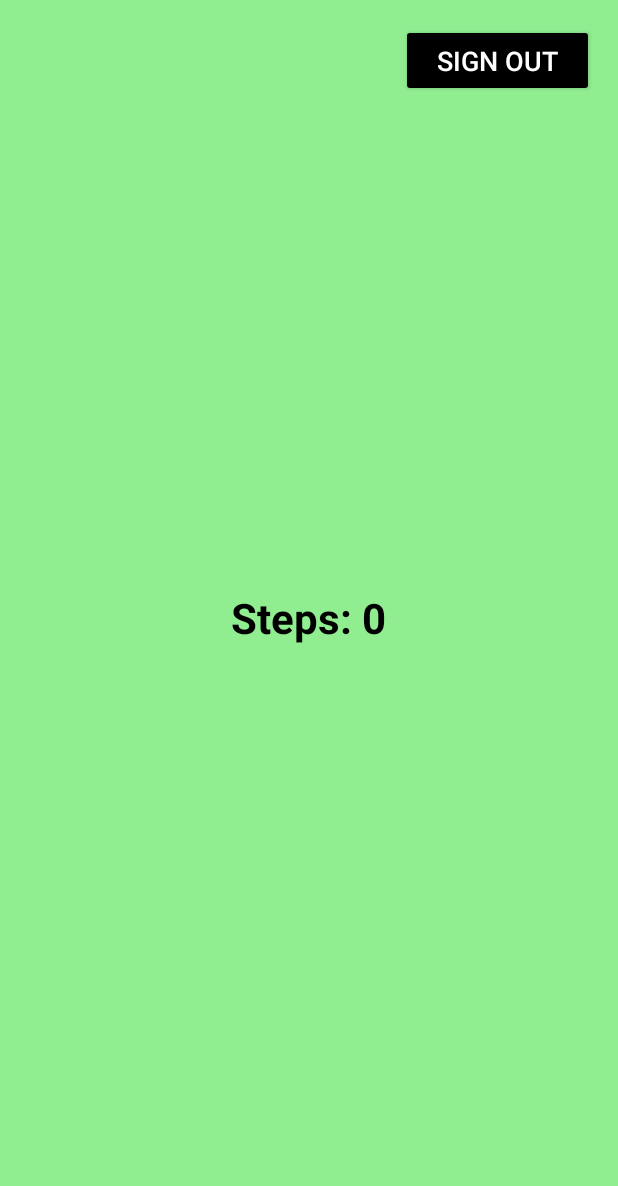
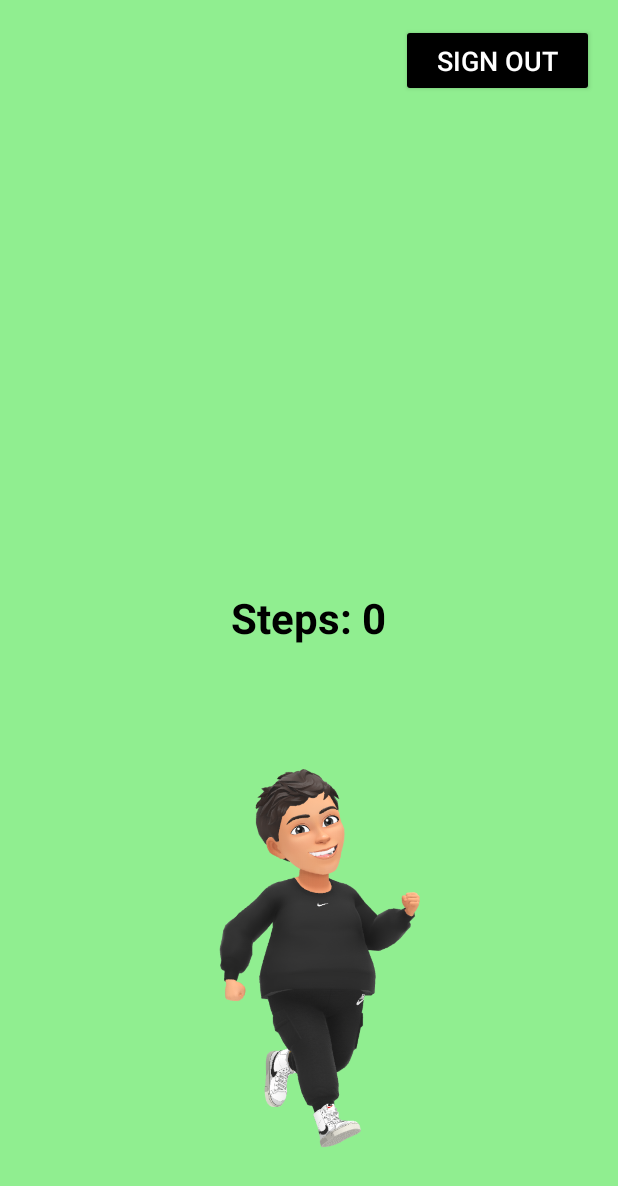
Before and after one commit to Grig190908/steps_counter, an Android app: the screen it shows after launch once a user with an empty profile is signed in (MainActivity), on a phone screen of 412 x 824 dp. Shown: the top 1186 px of the screen. Run offline under Robolectric (Android 15) with nearby library versions, the phone set to English and light mode, and no system bars; our stand-ins replace Firebase (no records; nobody signed in at launch, a user with empty details on screens opened directly).

Commit message:
2 update

```diff
--- a/app/build.gradle
+++ b/app/build.gradle
@@ -36,6 +36,7 @@ dependencies {
     implementation libs.activity
     implementation libs.constraintlayout
     implementation libs.firebase.auth
+    implementation libs.firebase.firestore
     testImplementation libs.junit
     androidTestImplementation libs.ext.junit
     androidTestImplementation libs.espresso.core
--- a/app/src/main/java/com/example/stepscounter/MainActivity.java
+++ b/app/src/main/java/com/example/stepscounter/MainActivity.java
@@ -3,6 +3,7 @@ package com.example.stepscounter;
 import android.annotation.SuppressLint;
 import android.content.Context;
 import android.content.Intent;
+import android.content.SharedPreferences;
 import android.content.pm.PackageManager;
 import android.hardware.Sensor;
 import android.hardware.SensorEvent;
@@ -10,13 +11,15 @@ import android.hardware.SensorEventListener;
 import android.hardware.SensorManager;
 import android.os.Bundle;
 import android.util.Log;
-import android.view.View;
 import android.widget.Button;
+import android.widget.ImageView;
 import android.widget.TextView;
 import android.widget.Toast;
+
 import androidx.annotation.NonNull;
 import androidx.appcompat.app.AppCompatActivity;
 import androidx.core.app.ActivityCompat;
+
 import com.google.firebase.auth.FirebaseAuth;
 import com.google.firebase.auth.FirebaseUser;
 
@@ -25,6 +28,7 @@ public class MainActivity extends AppCompatActivity implements SensorEventListen
     private SensorManager sensorManager;
     private Sensor accelerometerSensor;
     private TextView stepCountTextView;
+    private ImageView characterImageView;
     private int steps = 0;
 
     private FirebaseAuth mAuth;
@@ -35,6 +39,20 @@ public class MainActivity extends AppCompatActivity implements SensorEventListen
 
     private float lastX, lastY, lastZ;
     private long lastUpdate;
+
+    // SharedPreferences keys
+    private static final String PREFS_NAME = "step_prefs";
+    private static final String STEP_COUNT_KEY = "step_count";
+
+    // Character images for different step stages
+    private int[] characterImages = {
+            R.drawable.character_stage_1, // 0 - 4999 steps
+            R.drawable.character_stage_2, // 5000 - 9999 steps
+            R.drawable.character_stage_3, // 10000 - 14999 steps
+            R.drawable.character_stage_4, // 15000 - 19999 steps
+            R.drawable.character_stage_5, // 20000 - 24999 steps
+            R.drawable.character_stage_6  // 25000+ steps
+    };
 
     @SuppressLint("MissingInflatedId")
     @Override
@@ -52,8 +70,13 @@ public class MainActivity extends AppCompatActivity implements SensorEventListen
         }
 
         stepCountTextView = findViewById(R.id.stepCountTextView);
+        characterImageView = findViewById(R.id.characterImageView);
         btnSignOut = findViewById(R.id.btnSignOut);
         sensorManager = (SensorManager) getSystemService(Context.SENSOR_SERVICE);
+
+        // Load saved steps
+        steps = loadStepCount();
+        updateUI();
 
         if (checkSelfPermission(android.Manifest.permission.ACTIVITY_RECOGNITION) != PackageManager.PERMISSION_GRANTED) {
             ActivityCompat.requestPermissions(this,
@@ -65,6 +88,7 @@ public class MainActivity extends AppCompatActivity implements SensorEventListen
 
         btnSignOut.setOnClickListener(v -> {
             mAuth.signOut();
+            saveStepCount(0); // Reset steps when signing out
             Toast.makeText(MainActivity.this, "Signed out successfully", Toast.LENGTH_SHORT).show();
             startActivity(new Intent(MainActivity.this, SignInActivity.class));
             finish();
@@ -87,7 +111,7 @@ public class MainActivity extends AppCompatActivity implements SensorEventListen
         if (event.sensor.getType() == Sensor.TYPE_ACCELEROMETER) {
             long currentTime = System.currentTimeMillis();
 
-            if (currentTime - lastUpdate > 200) { // Adjusted for better accuracy
+            if (currentTime - lastUpdate > 200) { // Check for shake every 200ms
                 long diffTime = currentTime - lastUpdate;
                 lastUpdate = currentTime;
 
@@ -103,13 +127,31 @@ public class MainActivity extends AppCompatActivity implements SensorEventListen
 
                 Log.d(TAG, "Shake Magnitude: " + shakeMagnitude);
 
-                if (shakeMagnitude > 12) { // Adjusted threshold for better step detection
+                if (shakeMagnitude > 12) { // Sensitivity threshold
                     steps++;
-                    stepCountTextView.setText("Steps: " + steps);
-                    Log.d(TAG, "Step detected. Total steps: " + steps);
+                    saveStepCount(steps);
+                    updateUI();
                 }
             }
         }
+    }
+
+    private void updateUI() {
+        stepCountTextView.setText("Steps: " + steps);
+        int index = Math.min(steps / 5000, characterImages.length - 1);
+        characterImageView.setImageResource(characterImages[index]);
+    }
+
+    private void saveStepCount(int steps) {
+        SharedPreferences sharedPreferences = getSharedPreferences(PREFS_NAME, MODE_PRIVATE);
+        SharedPreferences.Editor editor = sharedPreferences.edit();
+        editor.putInt(STEP_COUNT_KEY, steps);
+        editor.apply();
+    }
+
+    private int loadStepCount() {
+        SharedPreferences sharedPreferences = getSharedPreferences(PREFS_NAME, MODE_PRIVATE);
+        return sharedPreferences.getInt(STEP_COUNT_KEY, 0);
     }
 
     @Override
--- a/app/src/main/res/layout/activity_main.xml
+++ b/app/src/main/res/layout/activity_main.xml
@@ -1,7 +1,7 @@
 <RelativeLayout xmlns:android="http://schemas.android.com/apk/res/android"
     android:layout_width="match_parent"
     android:layout_height="match_parent"
-    android:background="#90EE90"> <!-- Light green color code -->
+    android:background="#90EE90"> <!-- Light green background -->
 
     <!-- Step Count Text in the center -->
     <TextView
@@ -11,7 +11,7 @@
         android:text="Steps: 0"
         android:textSize="28sp"
         android:textStyle="bold"
-        android:textColor="@color/black"
+        android:textColor="@android:color/black"
         android:layout_centerInParent="true"
         android:gravity="center"
         android:layout_marginTop="16dp" />
@@ -23,8 +23,8 @@
         android:layout_height="wrap_content"
         android:text="Sign Out"
         android:textSize="18sp"
-        android:backgroundTint="@color/black"
-        android:textColor="@color/white"
+        android:backgroundTint="@android:color/black"
+        android:textColor="@android:color/white"
         android:paddingHorizontal="24dp"
         android:paddingVertical="12dp"
         android:layout_alignParentTop="true"
@@ -32,4 +32,14 @@
         android:layout_marginTop="16dp"
         android:layout_marginEnd="16dp" />
 
+    <!-- Character Image in the center -->
+    <ImageView
+        android:id="@+id/characterImageView"
+        android:layout_width="300dp"
+        android:layout_height="300dp"
+        android:layout_centerHorizontal="true"
+        android:layout_below="@id/stepCountTextView"
+        android:layout_marginTop="50dp"
+        android:src="@drawable/character_stage_1" />
+
 </RelativeLayout>
--- a/gradle/libs.versions.toml
+++ b/gradle/libs.versions.toml
@@ -9,6 +9,7 @@ activity = "1.10.0"
 constraintlayout = "2.2.0"
 googleGmsGoogleServices = "4.4.2"
 firebaseAuth = "23.2.0"
+firebaseFirestore = "25.1.3"
 
 [libraries]
 junit = { group = "junit", name = "junit", version.ref = "junit" }
@@ -19,6 +20,7 @@ material = { group = "com.google.android.material", name = "material", version.r
 activity = { group = "androidx.activity", name = "activity", version.ref = "activity" }
 constraintlayout = { group = "androidx.constraintlayout", name = "constraintlayout", version.ref = "constraintlayout" }
 firebase-auth = { group = "com.google.firebase", name = "firebase-auth", version.ref = "firebaseAuth" }
+firebase-firestore = { group = "com.google.firebase", name = "firebase-firestore", version.ref = "firebaseFirestore" }
 
 [plugins]
 android-application = { id = "com.android.application", version.ref = "agp" }
```
Also changed, not shown: app/src/main/res/drawable/character_stage_1.png (added), app/src/main/res/drawable/character_stage_2.png (added), app/src/main/res/drawable/character_stage_3.png (added), app/src/main/res/drawable/character_stage_4.png (added), app/src/main/res/drawable/character_stage_5.png (added), app/src/main/res/drawable/character_stage_6.png (added).
